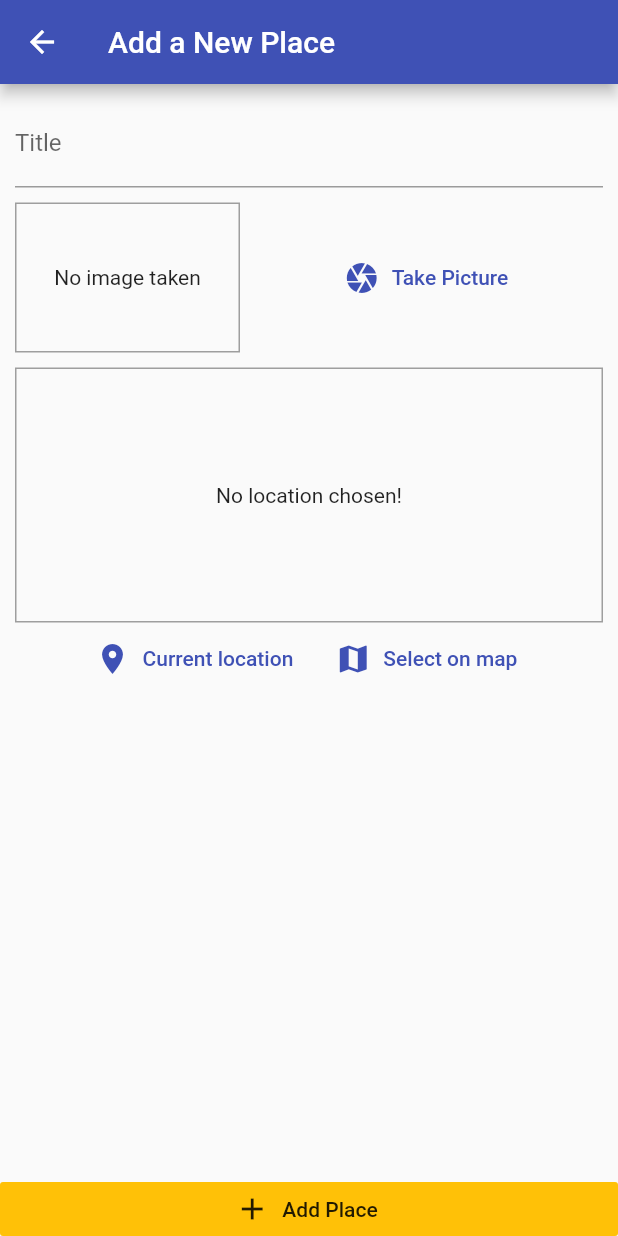
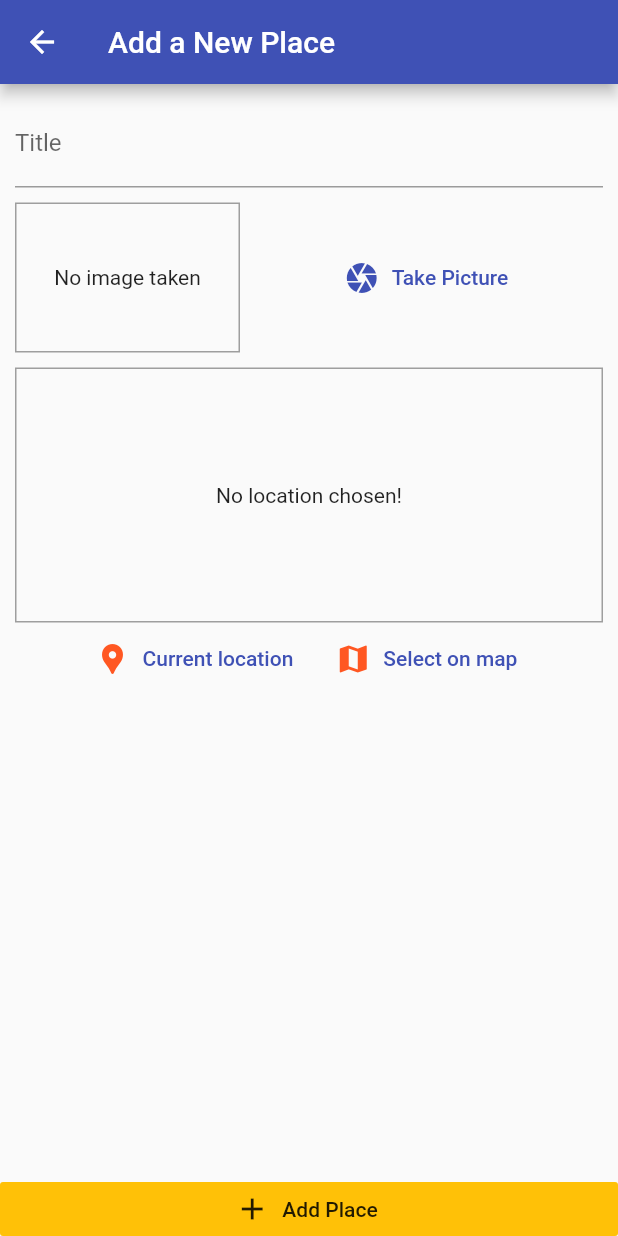
Before and after one commit to soumyadeep6845/Venue-Deck, a Flutter app: the AddPlaceScreen screen opened by its route, on a phone screen of 412 x 824 dp. Run offline on Flutter 3.47's test engine with Material 2 defaults, Android fonts, the phone set to English and light mode, and no system bars; our stand-ins replace image_picker, sqflite; accounts and stored records are empty.

```diff
--- a/lib/widgets/location_input.dart
+++ b/lib/widgets/location_input.dart
@@ -35,7 +35,8 @@ class _LocationInputState extends State<LocationInput> {
           children: [
             FlatButton.icon(
               icon: const Icon(
-                Icons.location_on,
+                Icons.location_pin,
+                color: Colors.deepOrange,
               ),
               label: const Text('Current location'),
               textColor: Theme.of(context).primaryColor,
@@ -44,6 +45,7 @@ class _LocationInputState extends State<LocationInput> {
             FlatButton.icon(
               icon: const Icon(
                 Icons.map,
+                color: Colors.deepOrange,
               ),
               label: const Text('Select on map'),
               textColor: Theme.of(context).primaryColor,
```
Also changed, not shown: 5 other files.
